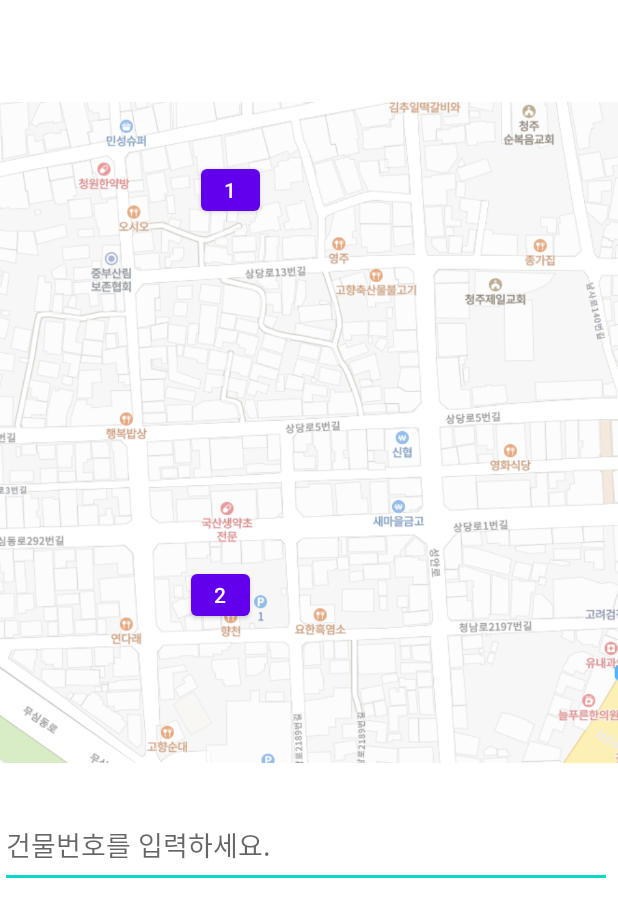
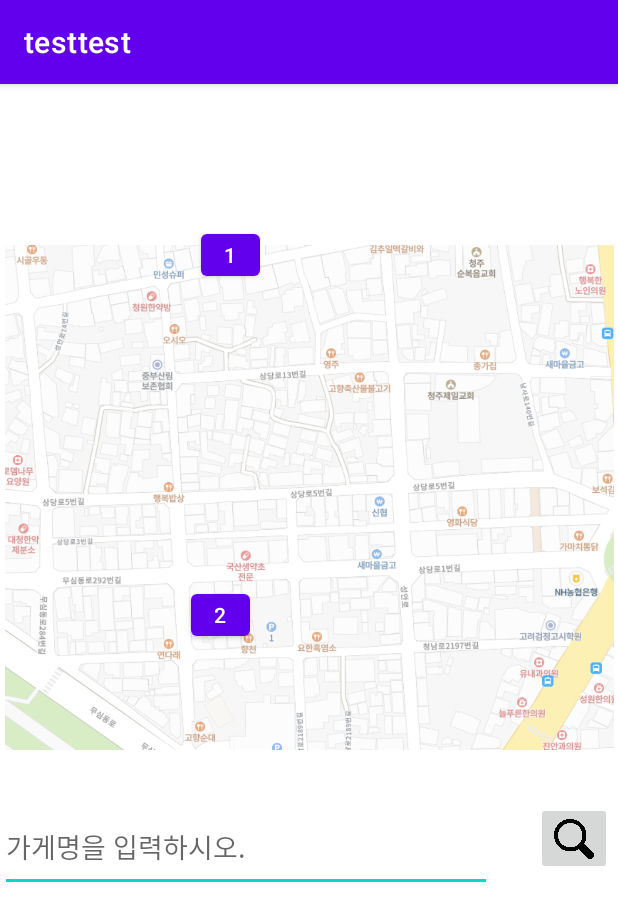
Before and after one commit to jsk41755/6st_Marketplace_operation_map, an Android app: the screen it shows after launch (MainActivity), on a phone screen of 412 x 824 dp. Shown: the top 921 px of the screen. Run offline under Robolectric (Android 15) with nearby library versions, the phone set to English and light mode, and no system bars; our stand-ins replace Firebase (no records; nobody signed in at launch, a user with empty details on screens opened directly); 3 statements that could not run were skipped.

Commit message:
Ver.0.3 (DB search)

```diff
--- a/app/src/main/java/com/example/testtest/MainActivity.java
+++ b/app/src/main/java/com/example/testtest/MainActivity.java
@@ -3,8 +3,16 @@
 import android.content.Intent;
 import android.os.Bundle;
 import android.util.Log;
+import android.view.MenuInflater;
+import android.view.MenuItem;
 import android.view.View;
+import android.view.inputmethod.EditorInfo;
 import android.widget.Button;
+import android.widget.EditText;
+import android.widget.ImageButton;
+import android.widget.SearchView;
+
+import android.view.Menu;
 
 import androidx.annotation.NonNull;
 import androidx.appcompat.app.ActionBar;
@@ -26,12 +34,18 @@
     public Button btn_Zone1;
     public Button btn_Zone2;
 
+    public EditText mSearchFild; //검색창
+    public ImageButton mSearchBtn; //검색버튼
+
     private RecyclerView recyclerView;
     private RecyclerView.Adapter adapter;
     private RecyclerView.LayoutManager layoutManager;
     private ArrayList<User> arrayList;
     private FirebaseDatabase database;
     private DatabaseReference databaseReference;
+
+    //private List<ExampleItem> exampleList;
+    //private List<ExampleItem> exampleListFull;
 
     //private mBinding : ActivityMainBinding? = null; 잘 못 적음
 
@@ -76,6 +90,33 @@
         adapter = new CustomAdapter(arrayList, this);
         recyclerView.setAdapter(adapter);
 
+        //필터
+        @Override
+        public boolean onCreateOptionsMenu(Menu menu) {
+            MenuInflater inflater = getMenuInflater();
+            inflater.inflate(R.menu.example_menu, menu);
+
+            MenuItem searchItem = menu.findItem(R.id.action_search);
+            SearchView searchView = (SearchView) searchItem.getActionView();
+
+            searchView.setImeOptions(EditorInfo.IME_ACTION_DONE);
+
+            searchView.setOnQueryTextListener(new SearchView.OnQueryTextListener() {
+                @Override
+                public boolean onQueryTextSubmit(String query) {
+                    return false;
+                }
+
+                @Override
+                public boolean onQueryTextChange(String newText) {
+                    adapter.getFilter().filter(newText);
+                    return false;
+                }
+            });
+            return true;
+        }
+        //필터 끝
+
         ActionBar actionBar = getSupportActionBar();
         actionBar.hide();
 
--- a/app/src/main/res/layout/activity_main.xml
+++ b/app/src/main/res/layout/activity_main.xml
@@ -20,13 +20,33 @@
         app:layout_constraintTop_toTopOf="parent"
         app:layout_constraintVertical_bias="1.0">
 
+    <RelativeLayout
+        android:layout_width="match_parent"
+        android:layout_height="60dp">
         <EditText
-            android:id="@+id/editTextTextPersonName"
-            android:layout_width="match_parent"
-            android:layout_height="57dp"
-            android:ems="10"
-            android:hint="건물번호를 입력하세요."
+            android:id="@+id/search_field"
+            android:layout_width="328dp"
+            android:layout_height="64dp"
+            android:layout_alignParentTop="true"
+            android:hint="가게명을 입력하시오."
             android:inputType="textPersonName" />
+
+        <ImageButton
+            android:id="@+id/imageButton5"
+            android:layout_width="54dp"
+            android:layout_height="53dp"
+            android:layout_alignBottom="@+id/search_field"
+            android:layout_alignParentTop="true"
+            android:layout_alignParentEnd="true"
+            android:layout_alignParentRight="true"
+            android:layout_marginStart="29dp"
+            android:layout_marginLeft="29dp"
+            android:layout_marginBottom="11dp"
+            android:layout_toEndOf="@+id/search_field"
+            android:layout_toRightOf="@+id/search_field"
+            android:scaleType="centerInside"
+            app:srcCompat="@drawable/search" />
+    </RelativeLayout>
 
         <androidx.recyclerview.widget.RecyclerView
             android:id="@+id/recyclerView"
@@ -34,12 +54,14 @@
             android:layout_height="match_parent"/>
 
 
+
+
     </LinearLayout>
 
     <ImageView
         android:id="@+id/imageView2"
-        android:layout_width="531dp"
-        android:layout_height="535dp"
+        android:layout_width="406dp"
+        android:layout_height="403dp"
         android:layout_marginTop="70dp"
         app:layout_constraintBottom_toTopOf="@+id/linearLayout"
         app:layout_constraintEnd_toEndOf="parent"
--- /dev/null
+++ b/app/src/main/res/menu/example_menu.xml
@@ -0,0 +1,10 @@
+<?xml version="1.0" encoding="utf-8"?>
+<menu xmlns:android="http://schemas.android.com/apk/res/android"
+    xmlns:app="http://schemas.android.com/apk/res-auto">
+    <item
+        android:id="@+id/action_search"
+        android:icon="@drawable/ic_search"
+        android:title="Search"
+        app:showAsAction="ifRoom|collapseActionView"
+        app:actionViewClass="android.widget.SearchView" />
+</menu>
```
Also changed, not shown: app/src/main/java/com/example/testtest/CustomAdapter.java (+46 -1 lines), app/src/main/java/com/example/testtest/ExampleItem.java (added, +21 -0 lines), app/src/main/res/layout/list_item.xml (+9 -1 lines), app/src/main/res/layout/search_module.xml (added, +33 -0 lines), app/src/main/res/drawable/search.png (added).
